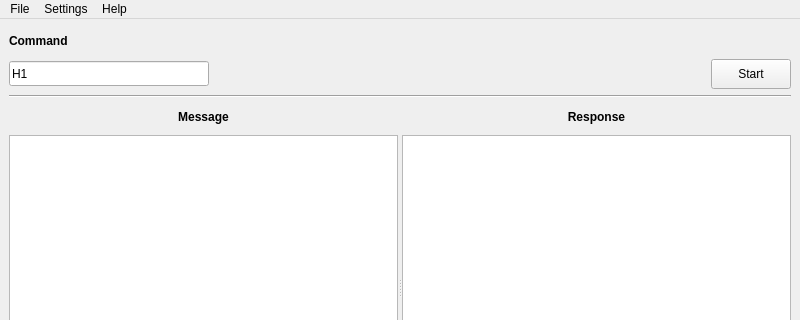
Old version of the form zevision_gen.ui in the repository xmartinly/zevisiongen; both pictures show x 0 to 800 and y 0 to 320 of the 800 by 500 pixel window.
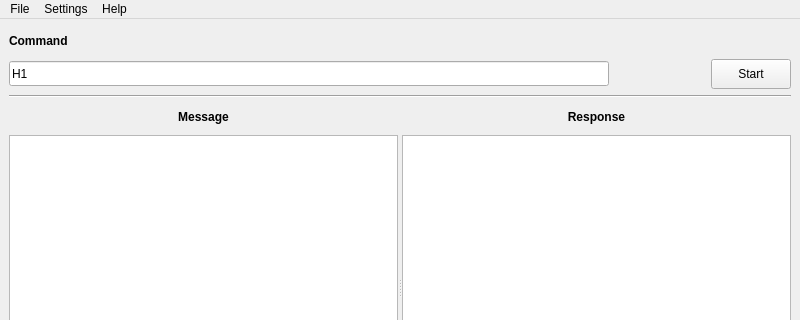
New version of the form.

Commit message: 2600-LY\eet4  20220221. 95324

```diff
--- a/zevision_gen.ui
+++ b/zevision_gen.ui
@@ -45,7 +45,7 @@
         </property>
         <property name="minimumSize">
          <size>
-          <width>200</width>
+          <width>600</width>
           <height>25</height>
          </size>
         </property>
```
The commit also changes 1 other file.
